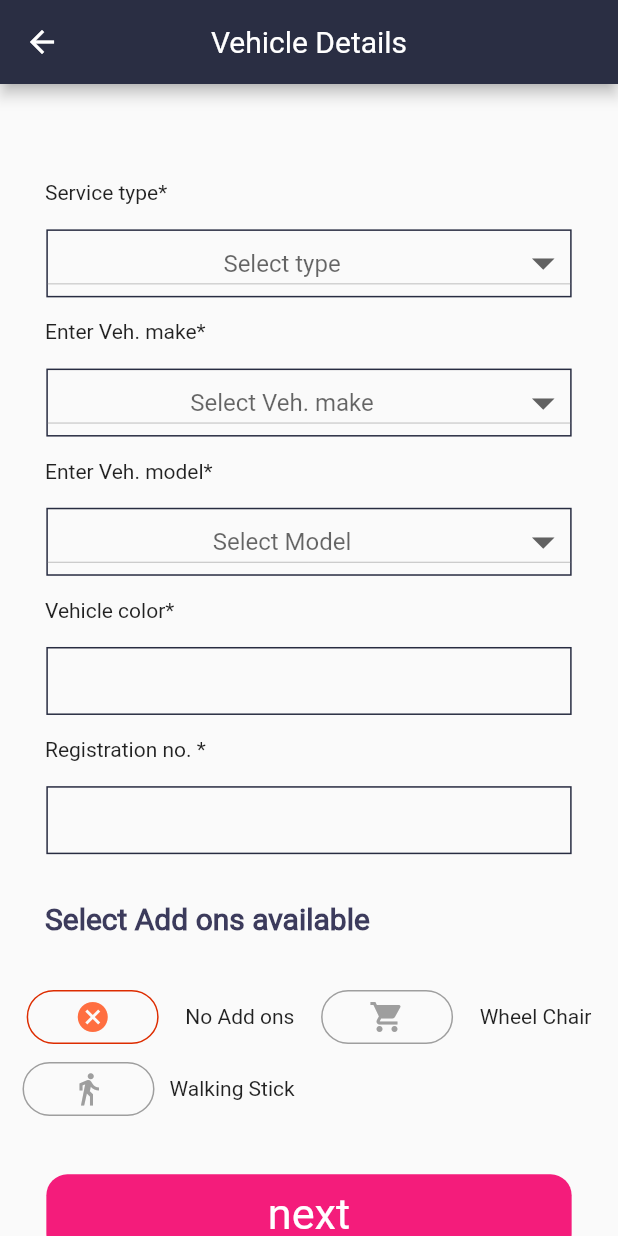
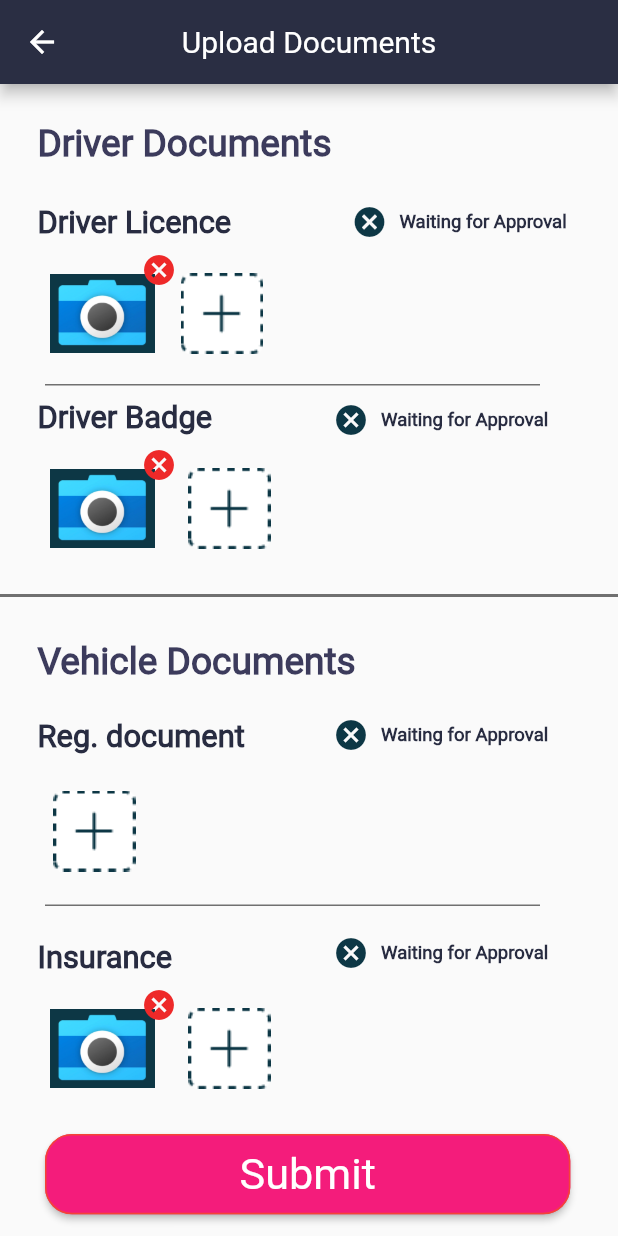
Before and after one commit to development-enthusiast/driver, a Flutter app: the VehicleDetails screen opened directly, after a tap on "next", on a phone screen of 412 x 824 dp. Run offline on Flutter 3.47's test engine with Material 2 defaults, Android fonts, the phone set to English and light mode, and no system bars; our stand-ins replace expandable, hexcolor, image_picker, intro_slider, otp_text_field, rating_bar; missing offline and left inert: latlng, map.

Commit message:
Upload Documents and Profile Screen Done

```diff
--- /dev/null
+++ b/lib/Screens/Auth/UploadDocuments.dart
@@ -0,0 +1,397 @@
+import 'package:driverapp/Screens/Auth/DocumentsSubmit.dart';
+import 'package:driverapp/Screens/Auth/DocumentsView.dart';
+import 'package:hexcolor/hexcolor.dart';
+import 'package:flutter/material.dart';
+
+class UploadDocuments extends StatefulWidget {
+  @override
+  _UploadDocumentsState createState() => _UploadDocumentsState();
+}
+
+class _UploadDocumentsState extends State<UploadDocuments> {
+  @override
+  Widget build(BuildContext context) {
+    final pHeight = MediaQuery.of(context).size.height;
+    final pWidth = MediaQuery.of(context).size.width;
+    return Scaffold(
+      appBar: AppBar(
+        centerTitle: true,
+        backgroundColor: Hexcolor("#2A2E43"),
+        title: Text("Upload Documents"),
+      ),
+      body: SingleChildScrollView(
+        child: Stack(children: <Widget>[
+          SizedBox(
+            height: pHeight * 0.0,
+          ),
+          Row(
+            mainAxisAlignment: MainAxisAlignment.start,
+            children: <Widget>[
+              Padding(
+                padding: const EdgeInsets.all(25.0),
+                child: Text(
+                  'Driver Documents',
+                  style: TextStyle(
+                      color: Hexcolor("#3C3B5C"),
+                      fontFamily: 'Roboto',
+                      fontWeight: FontWeight.bold,
+                      fontSize: pHeight * 0.030),
+                ),
+              ),
+            ],
+          ),
+          SizedBox(
+            height: pHeight * 0.0,
+          ),
+          Row(
+            mainAxisAlignment: MainAxisAlignment.spaceBetween,
+            children: <Widget>[
+              Padding(
+                padding: const EdgeInsets.fromLTRB(25, 80, 50, 80),
+                child: Text(
+                  'Driver Licence',
+                  style: TextStyle(
+                      color: Hexcolor("#282C41"),
+                      fontFamily: 'Roboto',
+                      fontWeight: FontWeight.bold,
+                      fontSize: pHeight * 0.025),
+                ),
+              ),
+              Expanded(
+                  child: Column(
+                      mainAxisAlignment: MainAxisAlignment.spaceBetween,
+                      children: <Widget>[
+                    FlatButton.icon(
+                      onPressed: () {},
+                      icon: Icon(
+                        Icons.cancel,
+                        color: Hexcolor("#0D3745"),
+                      ),
+                      label: Container(
+                        child: Text(
+                          'Waiting for Approval',
+                          style: TextStyle(
+                              color: Hexcolor("#282C41"),
+                              fontFamily: 'Roboto',
+                              fontWeight: FontWeight.bold,
+                              fontSize: pHeight * 0.015),
+                        ),
+                      ),
+                    ),
+                  ])),
+            ],
+          ),
+          SizedBox(
+            height: pHeight * 0.0,
+          ),
+          Expanded(
+            child: Row(
+              mainAxisAlignment: MainAxisAlignment.start,
+              children: [
+                Stack(children: <Widget>[
+                  Row(
+                      mainAxisAlignment: MainAxisAlignment.start,
+                      children: <Widget>[
+                        Padding(
+                          padding: const EdgeInsets.fromLTRB(25, 110, 50, 50),
+                          child: IconButton(
+                            icon: Image.asset('images/camera.png'),
+                            iconSize: 70,
+                            onPressed: () {
+                              Navigator.push(
+                                context,
+                                MaterialPageRoute(
+                                  builder: (context) => DocumentsView(),
+                                ),
+                              );
+                            },
+                          ),
+                        ),
+                      ]),
+                  Padding(
+                    padding: const EdgeInsets.fromLTRB(82, 100, 0, 35),
+                    child: IconButton(
+                      icon: Icon(Icons.cancel),
+                      color: Hexcolor("#EE2929"),
+                      onPressed: () {},
+                    ),
+                  ),
+                  Padding(
+                    padding: const EdgeInsets.fromLTRB(100, 105, 0, 35),
+                    child: IconButton(
+                      icon: Image.asset('images/group.png'),
+                      iconSize: 80,
+                      onPressed: () {},
+                    ),
+                  ),
+                  Padding(
+                    padding: EdgeInsets.fromLTRB(30, 200, 0, 0),
+                    child: Container(
+                      height: 1.0,
+                      width: 330.0,
+                      color: Hexcolor("#707070"),
+                    ),
+                  ),
+                  Padding(
+                    padding: const EdgeInsets.fromLTRB(25, 210, 20, 20),
+                    child: Text(
+                      'Driver Badge',
+                      style: TextStyle(
+                          color: Hexcolor("#282C41"),
+                          fontFamily: 'Roboto',
+                          fontWeight: FontWeight.bold,
+                          fontSize: pHeight * 0.025),
+                    ),
+                  ),
+                  Row(
+                    mainAxisAlignment: MainAxisAlignment.end,
+                    children: <Widget>[
+                      Padding(
+                        padding: const EdgeInsets.fromLTRB(210, 200, 10, 20),
+                        child: FlatButton.icon(
+                          onPressed: null,
+                          icon: Icon(
+                            Icons.cancel,
+                            color: Hexcolor("#0D3745"),
+                          ),
+                          label: Container(
+                            child: Text(
+                              'Waiting for Approval',
+                              style: TextStyle(
+                                  color: Hexcolor("#282C41"),
+                                  fontFamily: 'Roboto',
+                                  fontWeight: FontWeight.bold,
+                                  fontSize: pHeight * 0.015),
+                            ),
+                          ),
+                        ),
+                      ),
+                    ],
+                  ),
+                  Row(
+                      mainAxisAlignment: MainAxisAlignment.start,
+                      children: <Widget>[
+                        Padding(
+                          padding: const EdgeInsets.fromLTRB(25, 240, 20, 20),
+                          child: IconButton(
+                            icon: Image.asset('images/camera.png'),
+                            iconSize: 70,
+                            onPressed: () {},
+                          ),
+                        ),
+                      ]),
+                  Padding(
+                    padding: const EdgeInsets.fromLTRB(82, 230, 0, 50),
+                    child: IconButton(
+                      icon: Icon(Icons.cancel),
+                      color: Hexcolor("#EE2929"),
+                      onPressed: () {},
+                    ),
+                  ),
+                  Row(
+                      mainAxisAlignment: MainAxisAlignment.start,
+                      children: <Widget>[
+                        Padding(
+                          padding: const EdgeInsets.fromLTRB(110, 240, 20, 20),
+                          child: IconButton(
+                            icon: Image.asset('images/group.png'),
+                            iconSize: 70,
+                            onPressed: () {},
+                          ),
+                        ),
+                      ]),
+                  SizedBox(
+                    height: pHeight * 0.0,
+                  ),
+                  Padding(
+                    padding: EdgeInsets.fromLTRB(0, 340, 0, 0),
+                    child: Container(
+                      height: 2.0,
+                      width: pWidth,
+                      color: Hexcolor("#707070"),
+                    ),
+                  ),
+                  Row(
+                    mainAxisAlignment: MainAxisAlignment.start,
+                    children: <Widget>[
+                      Padding(
+                        padding: const EdgeInsets.fromLTRB(25, 370, 25, 25),
+                        child: Text(
+                          'Vehicle Documents',
+                          style: TextStyle(
+                              color: Hexcolor("#3C3B5C"),
+                              fontFamily: 'Roboto',
+                              fontWeight: FontWeight.bold,
+                              fontSize: pHeight * 0.030),
+                        ),
+                      ),
+                    ],
+                  ),
+                  Row(
+                    mainAxisAlignment: MainAxisAlignment.start,
+                    children: <Widget>[
+                      Padding(
+                        padding: const EdgeInsets.fromLTRB(25, 423, 20, 20),
+                        child: Text(
+                          'Reg. document',
+                          style: TextStyle(
+                              color: Hexcolor("#282C41"),
+                              fontFamily: 'Roboto',
+                              fontWeight: FontWeight.bold,
+                              fontSize: pHeight * 0.025),
+                        ),
+                      ),
+                    ],
+                  ),
+                  Row(
+                    mainAxisAlignment: MainAxisAlignment.end,
+                    children: <Widget>[
+                      Padding(
+                        padding: const EdgeInsets.fromLTRB(210, 410, 10, 20),
+                        child: FlatButton.icon(
+                          onPressed: null,
+                          icon: Icon(
+                            Icons.cancel,
+                            color: Hexcolor("#0D3745"),
+                          ),
+                          label: Container(
+                            child: Text(
+                              'Waiting for Approval',
+                              style: TextStyle(
+                                  color: Hexcolor("#282C41"),
+                                  fontFamily: 'Roboto',
+                                  fontWeight: FontWeight.bold,
+                                  fontSize: pHeight * 0.015),
+                            ),
+                          ),
+                        ),
+                      ),
+                    ],
+                  ),
+                  Row(
+                      mainAxisAlignment: MainAxisAlignment.start,
+                      children: <Widget>[
+                        Padding(
+                          padding: const EdgeInsets.fromLTRB(20, 455, 20, 20),
+                          child: IconButton(
+                            icon: Image.asset('images/group.png'),
+                            iconSize: 70,
+                            onPressed: () {},
+                          ),
+                        ),
+                      ]),
+                  Padding(
+                    padding: EdgeInsets.fromLTRB(30, 547, 0, 0),
+                    child: Container(
+                      height: 1.0,
+                      width: 330.0,
+                      color: Hexcolor("#707070"),
+                    ),
+                  ),
+                  Padding(
+                    padding: const EdgeInsets.fromLTRB(25, 570, 20, 20),
+                    child: Text(
+                      'Insurance',
+                      style: TextStyle(
+                          color: Hexcolor("#282C41"),
+                          fontFamily: 'Roboto',
+                          fontWeight: FontWeight.bold,
+                          fontSize: pHeight * 0.025),
+                    ),
+                  ),
+                  Row(
+                    mainAxisAlignment: MainAxisAlignment.end,
+                    children: <Widget>[
+                      Padding(
+                        padding: const EdgeInsets.fromLTRB(210, 555, 10, 20),
+                        child: FlatButton.icon(
+                          onPressed: null,
+                          icon: Icon(
+                            Icons.cancel,
+                            color: Hexcolor("#0D3745"),
+                          ),
+                          label: Container(
+                            child: Text(
+                              'Waiting for Approval',
+                              style: TextStyle(
+                                  color: Hexcolor("#282C41"),
+                                  fontFamily: 'Roboto',
+                                  fontWeight: FontWeight.bold,
+                                  fontSize: pHeight * 0.015),
+                            ),
+                          ),
+                        ),
+                      ),
+                    ],
+                  ),
+                  Row(
+                      mainAxisAlignment: MainAxisAlignment.start,
+                      children: <Widget>[
+                        Padding(
+                          padding: const EdgeInsets.fromLTRB(25, 600, 20, 20),
+                          child: IconButton(
+                            icon: Image.asset('images/camera.png'),
+                            iconSize: 70,
+                            onPressed: () {},
+                          ),
+                        ),
+                      ]),
+                  Padding(
+                    padding: const EdgeInsets.fromLTRB(82, 590, 0, 30),
+                    child: IconButton(
+                      icon: Icon(Icons.cancel),
+                      color: Hexcolor("#EE2929"),
+                      onPressed: () {},
+                    ),
+                  ),
+                  Row(
+                      mainAxisAlignment: MainAxisAlignment.start,
+                      children: <Widget>[
+                        Padding(
+                          padding: const EdgeInsets.fromLTRB(110, 600, 20, 20),
+                          child: IconButton(
+                            icon: Image.asset('images/group.png'),
+                            iconSize: 70,
+                            onPressed: () {},
+                          ),
+                        ),
+                      ]),
+                ]),
+              ],
+            ),
+          ),
+          Expanded(
+              child: Padding(
+            padding: const EdgeInsets.fromLTRB(30, 700, 0, 20),
+            child: SizedBox(
+              width: pWidth * 0.85,
+              height: pHeight * 0.065,
+              child: RaisedButton(
+                shape: RoundedRectangleBorder(
+                    borderRadius: BorderRadius.circular(18.0),
+                    side: BorderSide(color: Colors.red)),
+                onPressed: () {
+                  Navigator.push(
+                    context,
+                    MaterialPageRoute(
+                      builder: (context) => DocumentsSubmit(),
+                    ),
+                  );
+                },
+                color: Hexcolor("#F41C7B"),
+                // textColor: Colors.white,
+                child: Text(
+                  "Submit",
+                  style: TextStyle(
+                      color: Colors.white,
+                      fontFamily: 'Roboto',
+                      fontSize: pHeight * 0.035),
+                ),
+              ),
+            ),
+          )),
+        ]),
+      ),
+    );
+  }
+}
--- a/lib/Screens/Auth/VehicleDetails.dart
+++ b/lib/Screens/Auth/VehicleDetails.dart
@@ -1,6 +1,7 @@
 import 'package:hexcolor/hexcolor.dart';
 import 'package:flutter/material.dart';
 import 'CustomRadio.dart';
+import 'UploadDocuments.dart';
 
 class VehicleDetails extends StatefulWidget {
   @override
@@ -255,7 +256,7 @@ class _VehicleDetailsState extends State<VehicleDetails> {
                       Navigator.push(
                         context,
                         MaterialPageRoute(
-                          builder: (context) => VehicleDetails(),
+                          builder: (context) => UploadDocuments(),
                         ),
                       );
                     },
--- a/lib/Widgets/YourDetails.dart
+++ b/lib/Widgets/YourDetails.dart
@@ -78,7 +78,7 @@ class _YourDetailsState extends State<YourDetails> {
                         fontSize: widget.pHeight * 0.02),
                   ),
                   SizedBox(
-                    height: widget.pHeight * 0.02,
+                    height: widget.pHeight * 0.01,
                   ),
                   RatingBar.readOnly(
                     filledColor: Colors.yellow,
@@ -247,7 +247,7 @@ class _YourDetailsState extends State<YourDetails> {
                     ],
                   ),
                   SizedBox(
-                    width: widget.pWidth * 0.2,
+                    width: widget.pWidth * 0.1,
                   ),
                   Column(
                     children: <Widget>[
```
Also changed, not shown: lib/Screens/Auth/DocumentsSubmit.dart (added, +86 -0 lines), lib/Screens/Auth/DocumentsView.dart (added, +87 -0 lines), lib/main.dart (+7 -6 lines), images/check.png (added), images/group.png (added).
